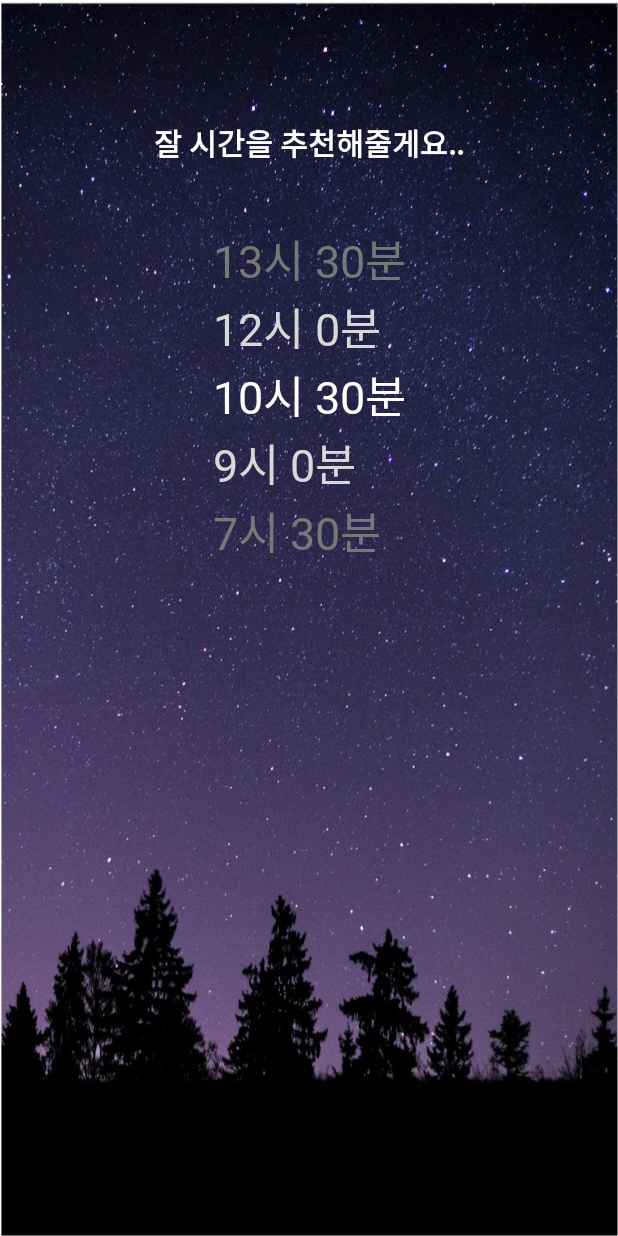
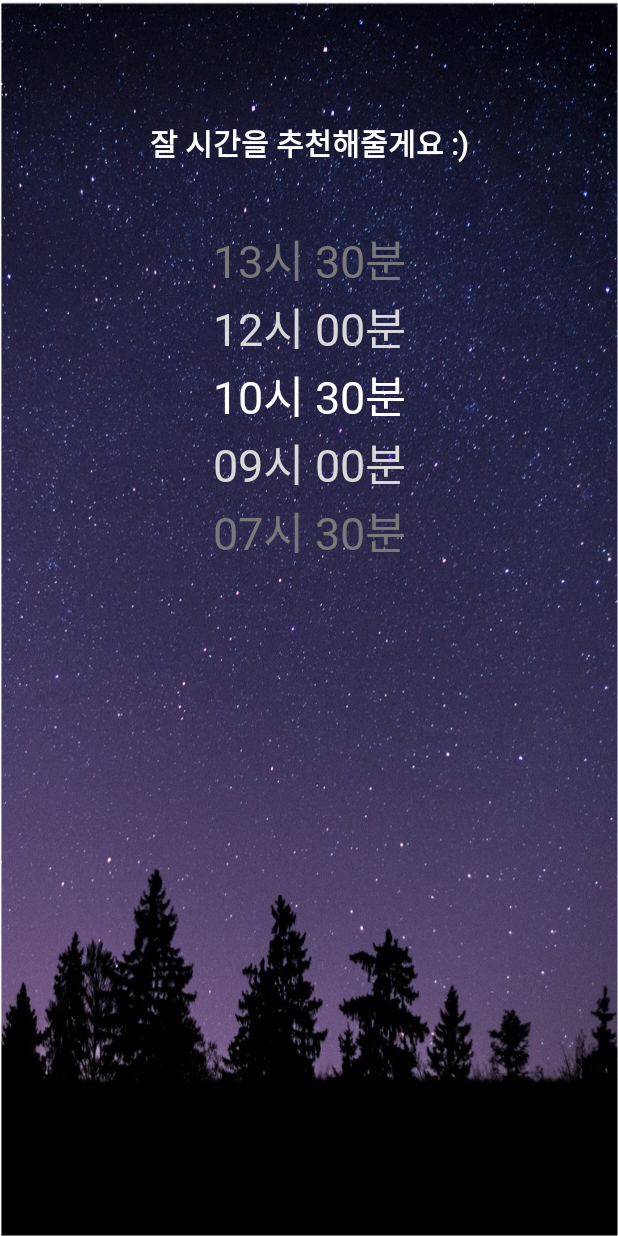
Before and after one commit to Jake-huen/Didyousleepwell, an Android app: the RecommenddownActivity2 screen opened directly, with no data from a screen before it, on a phone screen of 412 x 824 dp. Run offline under Robolectric (Android 15) with nearby library versions, the phone set to English and light mode, and no system bars; 2 statements that could not run were skipped.

Commit message:
change design

```diff
--- a/teamproject/app/src/main/java/com/example/myapplication/DBHelper.kt
+++ b/teamproject/app/src/main/java/com/example/myapplication/DBHelper.kt
@@ -16,9 +16,9 @@ class DBHelper(
     override fun onCreate(db: SQLiteDatabase) {
         // sleep_time 테이블 생성
         val sql: String = "CREATE TABLE if not exists sleep_time(" +
-                "id integer primary key autoincrement," +
-                "recommend_time datetime," +
-                "recommend_flag Integer);"
+                "date string," +
+                "down string," +
+                "up string);"
         db.execSQL(sql)
         // user 테이블 생성
         val sql2: String = "CREATE TABLE if not exists user(" +
--- a/teamproject/app/src/main/java/com/example/myapplication/RecommenddownActivity2.kt
+++ b/teamproject/app/src/main/java/com/example/myapplication/RecommenddownActivity2.kt
@@ -72,25 +72,34 @@ class RecommenddownActivity2 : AppCompatActivity() {
 
         var calsleeptime = goodSleepTime.sleepTime(hour, minute,0 , cycle, sleepTime)
 
-        val timeString = calsleeptime.hour.toString() + "시 " + calsleeptime.minute.toString() + "분"
+        val timeString = getTime(calsleeptime.hour) + "시 " + getTime(calsleeptime.minute) + "분"
 
         binding.timeTextView3.text = timeString //마지막 줄 부터 출력
 
         val cal1 = calsleeptime.plusMinutes(180)
-        val timeString1 = cal1.hour.toString() + "시 " + cal1.minute.toString() + "분"
+        val timeString1 = getTime(cal1.hour) + "시 " + getTime(cal1.minute) + "분"
         binding.timeTextView1.text = timeString1
 
         val cal2 = calsleeptime.plusMinutes(90)
-        val timeString2 = cal2.hour.toString() + "시 " + cal2.minute.toString() + "분"
+        val timeString2 = getTime(cal2.hour) + "시 " + getTime(cal2.minute) + "분"
         binding.timeTextView2.text = timeString2
 
         val cal4 = calsleeptime.minusMinutes(90)
-        val timeString4 = cal4.hour.toString() + "시 " + cal4.minute.toString() + "분"
+        val timeString4 = getTime(cal4.hour) + "시 " + getTime(cal4.minute) + "분"
         binding.timeTextView4.text = timeString4
 
         val cal5 = calsleeptime.minusMinutes(180)
-        val timeString5 = cal5.hour.toString() + "시 " + cal5.minute.toString() + "분"
+        val timeString5 = getTime(cal5.hour) + "시 " + getTime(cal5.minute) + "분"
         binding.timeTextView5.text = timeString5
 
     }
+    fun getTime(num:Int):String{
+        if(num>=0 && num<10){
+            return "0"+ num.toString();
+        }
+        else{
+            return num.toString();
+        }
+    }
+
 }
--- a/teamproject/app/src/main/res/layout/activity_recommenddown2.xml
+++ b/teamproject/app/src/main/res/layout/activity_recommenddown2.xml
@@ -11,14 +11,13 @@
         android:id="@+id/textView"
         android:layout_width="wrap_content"
         android:layout_height="wrap_content"
-        android:text="잘 시간을 추천해줄게요.."
+        android:text="잘 시간을 추천해줄게요 :)"
         app:layout_constraintEnd_toEndOf="parent"
         app:layout_constraintStart_toStartOf="parent"
         app:layout_constraintTop_toTopOf="parent"
         android:layout_marginTop="70dp"
         android:textColor="@color/white"
         android:textSize="20sp"
-        android:width="220dp"
         android:height="50dp"
         android:textAlignment="center"
         android:gravity="center"
@@ -33,6 +32,7 @@
         app:layout_constraintEnd_toEndOf="parent"
         android:layout_marginTop="30dp"
         android:orientation="vertical"
+        android:gravity="end"
         >
 
         <TextView
--- a/teamproject/app/src/main/res/layout/activity_recommendup2.xml
+++ b/teamproject/app/src/main/res/layout/activity_recommendup2.xml
@@ -11,14 +11,13 @@
         android:id="@+id/textView"
         android:layout_width="wrap_content"
         android:layout_height="wrap_content"
-        android:text="깰 시간을 추천해줄게요.."
+        android:text="일어날 시간을 추천해줄게요 :)"
         app:layout_constraintEnd_toEndOf="parent"
         app:layout_constraintStart_toStartOf="parent"
         app:layout_constraintTop_toTopOf="parent"
         android:layout_marginTop="70dp"
         android:textColor="@color/white"
         android:textSize="20sp"
-        android:width="220dp"
         android:height="50dp"
         android:textAlignment="center"
         android:gravity="center"
@@ -33,6 +32,7 @@
         app:layout_constraintEnd_toEndOf="parent"
         android:layout_marginTop="30dp"
         android:orientation="vertical"
+        android:gravity="end"
         >
 
         <TextView
```
Also changed, not shown: teamproject/app/src/main/java/com/example/myapplication/RecommendupActivity2.kt (+13 -6 lines).
